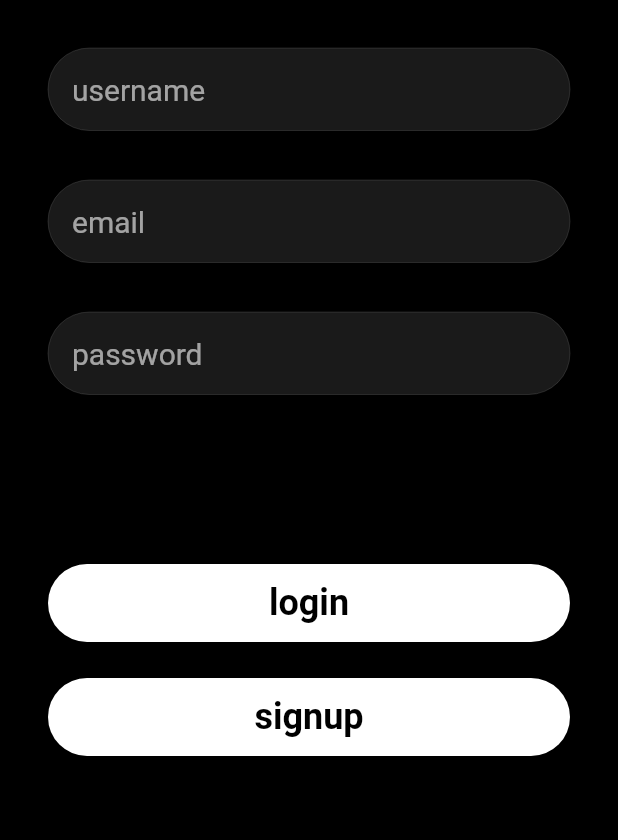
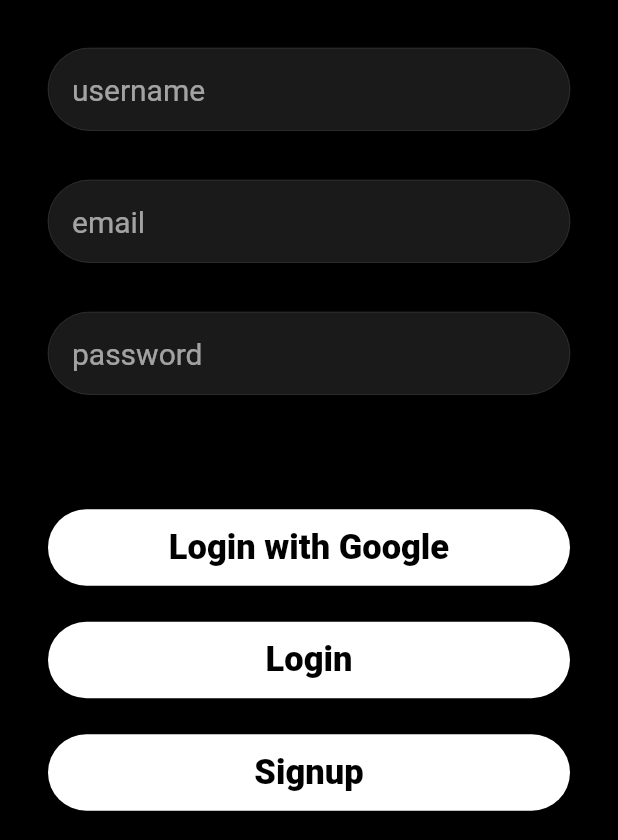
Before and after one commit to jumbyjumbo/flutter_firebase_app, a Flutter app: the SignupScreen screen opened directly, on a phone screen of 412 x 824 dp, the part 396-1236 px from its top. Run offline on Flutter 3.47's test engine with Material 2 defaults, Android fonts, the phone set to English and light mode, and no system bars; our stand-ins replace cloud_firestore, firebase_auth, firebase_core, flutter_svg, google_sign_in; accounts and stored records are empty.

Commit message:
google login

```diff
--- a/lib/screens/signup_screen.dart
+++ b/lib/screens/signup_screen.dart
@@ -1,7 +1,7 @@
 import 'package:flutter/material.dart';
 import 'package:instagram_flutter/utils/logo.dart';
 import 'package:instagram_flutter/ressources/auth_methods.dart';
-import 'package:instagram_flutter/utils/colors.dart';
+import 'package:instagram_flutter/widgets/button.dart';
 import 'package:instagram_flutter/widgets/text_field_input.dart';
 import 'package:instagram_flutter/screens/login_screen.dart';
 import 'package:instagram_flutter/screens/landing_screen.dart';
@@ -24,20 +24,6 @@ class _SignupScreenState extends State<SignupScreen> {
     _passwordController.dispose();
     _usernameController.dispose();
     super.dispose();
-  }
-
-  void _handleSignUp(String signUpResult) {
-    if (signUpResult == "success") {
-      Navigator.push(
-        context,
-        MaterialPageRoute(builder: (context) => const LandingScreen()),
-      );
-    } else {
-      // Show an error message or handle the sign-up failure in another way, e.g. using a SnackBar
-      ScaffoldMessenger.of(context).showSnackBar(
-        SnackBar(content: Text(signUpResult)),
-      );
-    }
   }
 
   @override
@@ -104,6 +90,17 @@ class _SignupScreenState extends State<SignupScreen> {
                   mainAxisAlignment: MainAxisAlignment.center,
                   crossAxisAlignment: CrossAxisAlignment.center,
                   children: [
+                    //login with google
+                    GestureDetector(
+                      onTap: () {
+                        AuthMethods().signInWithGoogle().then((result) {
+                          handleAuthResult(
+                              result, const LandingScreen(), context);
+                        });
+                      },
+                      child: const MyButton(buttonText: 'Login with Google'),
+                    ),
+
                     //login
                     GestureDetector(
                       onTap: () {
@@ -113,25 +110,7 @@ class _SignupScreenState extends State<SignupScreen> {
                               builder: (context) => const LoginScreen()),
                         );
                       },
-                      child: Container(
-                        margin: const EdgeInsets.only(top: 24),
-                        padding: const EdgeInsets.symmetric(vertical: 12),
-                        width: double.infinity,
-                        alignment: Alignment.center,
-                        decoration: const ShapeDecoration(
-                          shape: RoundedRectangleBorder(
-                            borderRadius: BorderRadius.all(
-                              Radius.circular(32),
-                            ),
-                          ),
-                          color: primaryColor,
-                        ),
-                        child: const Text('login',
-                            style: TextStyle(
-                                color: mobileBackgroundColor,
-                                fontWeight: FontWeight.bold,
-                                fontSize: 24)),
-                      ),
+                      child: const MyButton(buttonText: 'Login'),
                     ),
 
                     //signup
@@ -139,31 +118,16 @@ class _SignupScreenState extends State<SignupScreen> {
                       onTap: () {
                         AuthMethods()
                             .signUpUser(
-                              email: _emailController.text,
-                              password: _passwordController.text,
-                              username: _usernameController.text,
-                            )
-                            .then(_handleSignUp);
+                          email: _emailController.text,
+                          password: _passwordController.text,
+                          username: _usernameController.text,
+                        )
+                            .then((result) {
+                          handleAuthResult(
+                              result, const LandingScreen(), context);
+                        });
                       },
-                      child: Container(
-                        margin: const EdgeInsets.only(top: 24),
-                        padding: const EdgeInsets.symmetric(vertical: 12),
-                        width: double.infinity,
-                        alignment: Alignment.center,
-                        decoration: const ShapeDecoration(
-                          shape: RoundedRectangleBorder(
-                            borderRadius: BorderRadius.all(
-                              Radius.circular(32),
-                            ),
-                          ),
-                          color: primaryColor,
-                        ),
-                        child: const Text('signup',
-                            style: TextStyle(
-                                color: mobileBackgroundColor,
-                                fontWeight: FontWeight.bold,
-                                fontSize: 24)),
-                      ),
+                      child: const MyButton(buttonText: 'Signup'),
                     ),
                   ],
                 ),
--- a/pubspec.yaml
+++ b/pubspec.yaml
@@ -36,6 +36,7 @@ dependencies:
   flutter:
     sdk: flutter
   flutter_svg: ^2.0.5
+  google_sign_in: ^6.1.0
   image_picker: ^0.8.7+4
 
 dev_dependencies:
```
Also changed, not shown: lib/ressources/auth_methods.dart (+45 -1 lines), lib/screens/login_screen.dart (+13 -19 lines), pubspec.lock, 3 other files.
